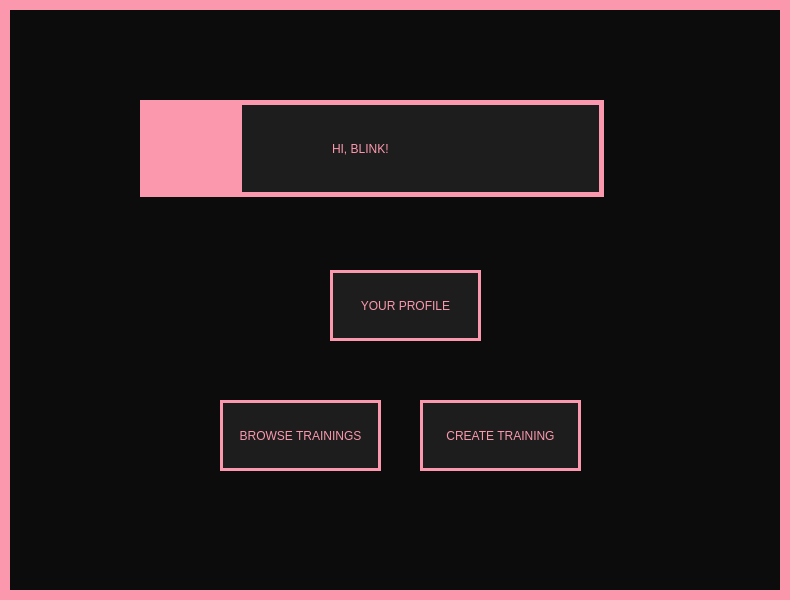
Qt form MainMenu.ui (Hanna-J-K/fitnessapp) before a commit.
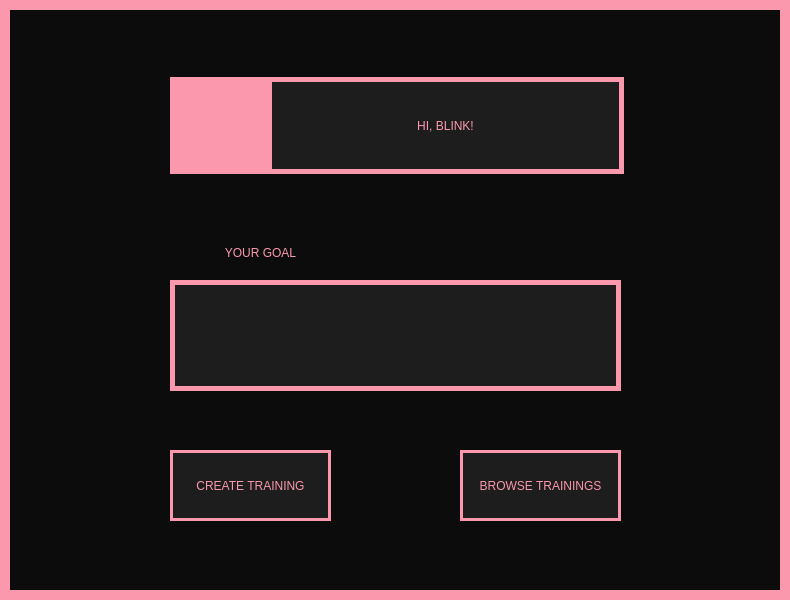
The same form after that commit. Icons and pictures are not drawn.

Diff of the .ui file:
```diff
--- a/MainMenu.ui
+++ b/MainMenu.ui
@@ -22,8 +22,8 @@
    <widget class="QPushButton" name="create_btn">
     <property name="geometry">
      <rect>
-      <x>420</x>
-      <y>400</y>
+      <x>170</x>
+      <y>450</y>
       <width>161</width>
       <height>71</height>
      </rect>
@@ -43,8 +43,8 @@
    <widget class="QPushButton" name="browse_btn">
     <property name="geometry">
      <rect>
-      <x>220</x>
-      <y>400</y>
+      <x>460</x>
+      <y>450</y>
       <width>161</width>
       <height>71</height>
      </rect>
@@ -63,67 +63,8 @@
    <widget class="QLabel" name="welcome_lbl">
     <property name="geometry">
      <rect>
-      <x>200</x>
-      <y>63</y>
-      <width>441</width>
-      <height>171</height>
-     </rect>
-    </property>
-    <property name="focusPolicy">
-     <enum>Qt::NoFocus</enum>
-    </property>
-    <property name="layoutDirection">
-     <enum>Qt::LeftToRight</enum>
-    </property>
-    <property name="styleSheet">
-     <string notr="true">background-color: #1D1D1D;font: 20pt &quot;PRIMETIME&quot;;
-margin: auto;
-border: 5px solid #FB98AD;</string>
-    </property>
-    <property name="frameShape">
-     <enum>QFrame::NoFrame</enum>
-    </property>
-    <property name="text">
-     <string>HI, BLINK!</string>
-    </property>
-    <property name="textFormat">
-     <enum>Qt::AutoText</enum>
-    </property>
-    <property name="wordWrap">
-     <bool>true</bool>
-    </property>
-    <property name="margin">
-     <number>0</number>
-    </property>
-    <property name="indent">
-     <number>90</number>
-    </property>
-   </widget>
-   <widget class="QPushButton" name="profile_btn">
-    <property name="geometry">
-     <rect>
-      <x>330</x>
-      <y>270</y>
-      <width>151</width>
-      <height>71</height>
-     </rect>
-    </property>
-    <property name="cursor">
-     <cursorShape>PointingHandCursor</cursorShape>
-    </property>
-    <property name="styleSheet">
-     <string notr="true">background-color: #1D1D1D;border: 3px solid #FB98AD;
-font: 8pt &quot;PRIMETIME&quot;;</string>
-    </property>
-    <property name="text">
-     <string>YOUR PROFILE</string>
-    </property>
-   </widget>
-   <widget class="QLabel" name="label_3">
-    <property name="geometry">
-     <rect>
-      <x>140</x>
-      <y>100</y>
+      <x>170</x>
+      <y>77</y>
       <width>97</width>
       <height>97</height>
      </rect>
@@ -144,6 +85,61 @@
      <bool>true</bool>
     </property>
    </widget>
+   <widget class="QPushButton" name="profile_btn">
+    <property name="geometry">
+     <rect>
+      <x>230</x>
+      <y>40</y>
+      <width>431</width>
+      <height>171</height>
+     </rect>
+    </property>
+    <property name="styleSheet">
+     <string notr="true">background-color: #1D1D1D;font: 20pt &quot;PRIMETIME&quot;;
+margin: auto;
+border: 5px solid #FB98AD;</string>
+    </property>
+    <property name="text">
+     <string>HI, BLINK!</string>
+    </property>
+   </widget>
+   <widget class="QPushButton" name="choose_type_btn">
+    <property name="geometry">
+     <rect>
+      <x>150</x>
+      <y>230</y>
+      <width>221</width>
+      <height>45</height>
+     </rect>
+    </property>
+    <property name="cursor">
+     <cursorShape>PointingHandCursor</cursorShape>
+    </property>
+    <property name="styleSheet">
+     <string notr="true">border: none;
+font: 16pt &quot;PRIMETIME&quot;;</string>
+    </property>
+    <property name="text">
+     <string>YOUR GOAL</string>
+    </property>
+   </widget>
+   <widget class="QLabel" name="label">
+    <property name="geometry">
+     <rect>
+      <x>170</x>
+      <y>280</y>
+      <width>451</width>
+      <height>111</height>
+     </rect>
+    </property>
+    <property name="styleSheet">
+     <string notr="true">background-color: #1D1D1D;font: 20pt &quot;PRIMETIME&quot;;
+border: 5px solid #FB98AD;</string>
+    </property>
+    <property name="text">
+     <string/>
+    </property>
+   </widget>
   </widget>
  </widget>
  <resources/>
```
Left out of the diff: 2 changed lines with no effect on the pictures.
